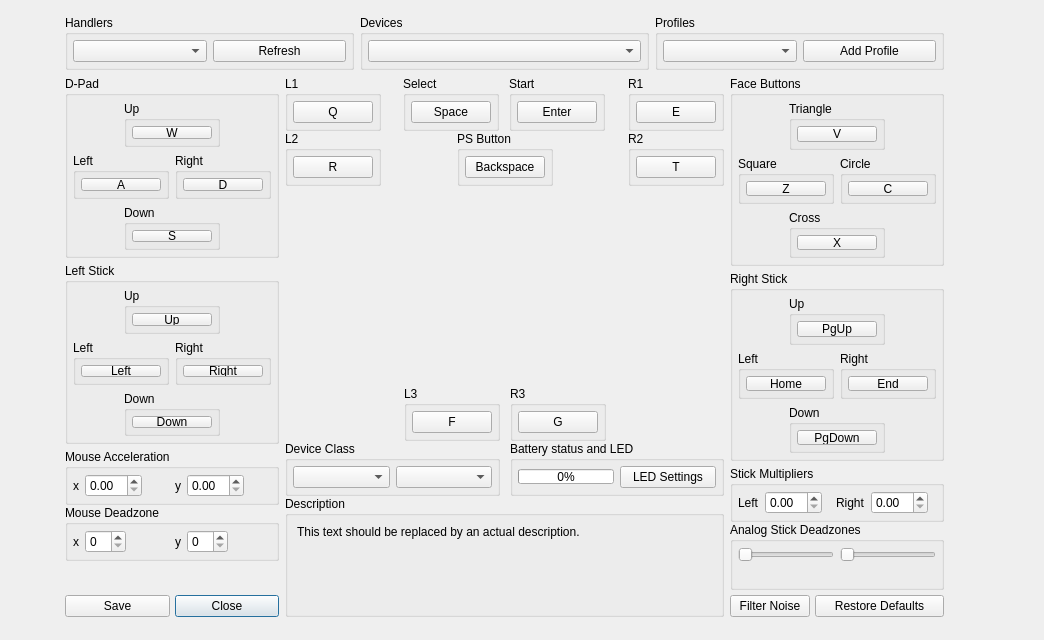
This is rpcs3/rpcs3qt/pad_settings_dialog.ui in RPCS3/rpcs3 as Qt 5 draws it before an edit. The edited form follows.
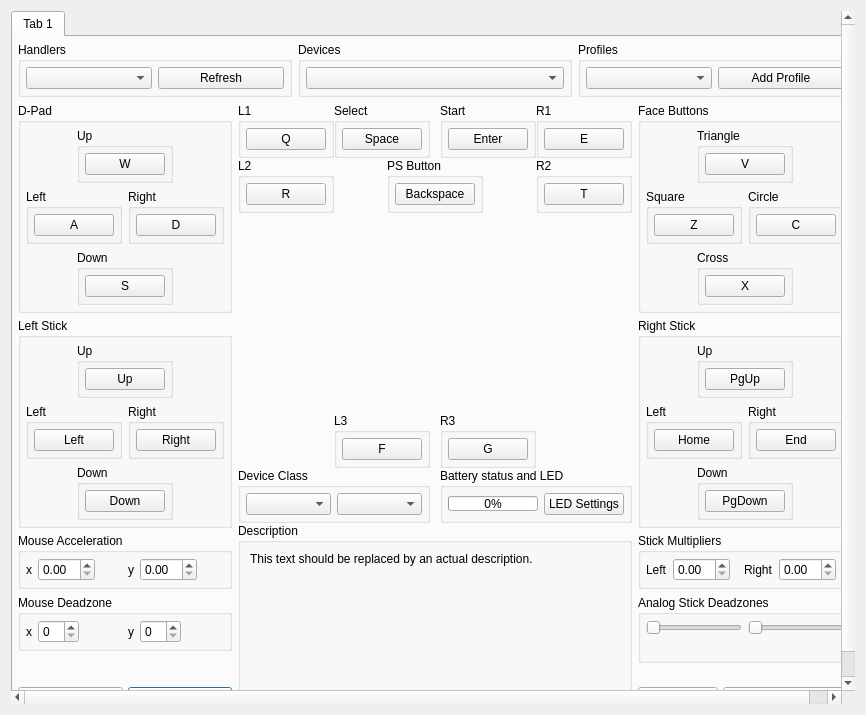
This is the edited form. The open tabs and pages were chosen to show the change. Icons and pictures are not drawn.

Commit message: Qt: add scrollarea to pad settings dialog

The edit to the form file:
```diff
--- a/rpcs3/rpcs3qt/pad_settings_dialog.ui
+++ b/rpcs3/rpcs3qt/pad_settings_dialog.ui
@@ -9,8 +9,8 @@
    <rect>
     <x>0</x>
     <y>0</y>
-    <width>1044</width>
-    <height>640</height>
+    <width>866</width>
+    <height>715</height>
    </rect>
   </property>
   <property name="windowTitle">
@@ -20,15 +20,31 @@
    <iconset resource="../resources.qrc">
     <normaloff>:/rpcs3.ico</normaloff>:/rpcs3.ico</iconset>
   </property>
-  <widget class="QWidget" name="layoutWidget">
+  <layout class="QVBoxLayout" name="verticalLayout">
+   <item>
+    <widget class="QScrollArea" name="scrollArea">
+     <property name="frameShape">
+      <enum>QFrame::NoFrame</enum>
+     </property>
+     <property name="lineWidth">
+      <number>0</number>
+     </property>
+     <property name="widgetResizable">
+      <bool>true</bool>
+     </property>
+     <widget class="QTabWidget" name="tabWidget">
    <property name="geometry">
     <rect>
-     <x>60</x>
-     <y>10</y>
-     <width>889</width>
-     <height>612</height>
-    </rect>
-   </property>
+        <x>0</x>
+        <y>0</y>
+        <width>848</width>
+        <height>697</height>
+       </rect>
+      </property>
+      <widget class="QWidget" name="tab">
+       <attribute name="title">
+        <string>Tab 1</string>
+       </attribute>
    <layout class="QVBoxLayout" name="mainLayout">
     <property name="leftMargin">
      <number>5</number>
@@ -635,9 +651,6 @@
           </property>
           <widget class="QWidget" name="pad_page">
            <layout class="QVBoxLayout" name="pad_page_layout">
-            <property name="spacing">
-             <number>0</number>
-            </property>
             <property name="leftMargin">
              <number>0</number>
             </property>
@@ -765,9 +778,6 @@
           </widget>
           <widget class="QWidget" name="mouse_page">
            <layout class="QVBoxLayout" name="mouse_page_layout">
-            <property name="spacing">
-             <number>0</number>
-            </property>
             <property name="leftMargin">
              <number>0</number>
             </property>
@@ -2079,13 +2089,10 @@
         <item>
          <widget class="QStackedWidget" name="right_stack">
           <property name="currentIndex">
-           <number>1</number>
+               <number>0</number>
           </property>
           <widget class="QWidget" name="stick_page">
            <layout class="QVBoxLayout" name="stick_page_layout">
-            <property name="spacing">
-             <number>0</number>
-            </property>
             <property name="leftMargin">
              <number>0</number>
             </property>
@@ -2234,9 +2241,6 @@
           </widget>
           <widget class="QWidget" name="smooth_page">
            <layout class="QVBoxLayout" name="smooth_page_layout">
-            <property name="spacing">
-             <number>0</number>
-            </property>
             <property name="leftMargin">
              <number>0</number>
             </property>
@@ -2396,6 +2400,10 @@
     </item>
    </layout>
   </widget>
+     </widget>
+    </widget>
+   </item>
+  </layout>
  </widget>
  <resources>
   <include location="../resources.qrc"/>
```
Lines whose indentation alone changed are shown as unchanged. The commit also changes 2 other files.
